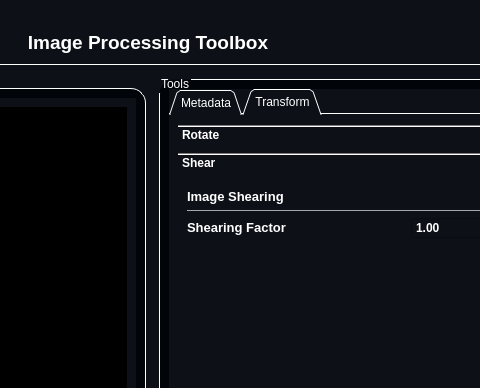
Qt form resources/MainWindow.ui (mo-gaafar/image-processing-toolbox) before a commit; both pictures show x 284 to 764 and y 0 to 388 of the 864 by 789 pixel window.
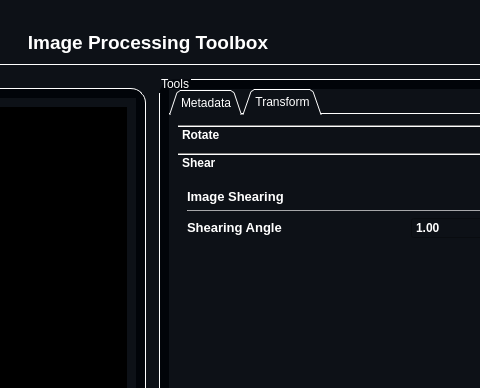
The same form after that commit. The open tabs and pages were chosen to show the change. Icons and pictures are not drawn.

Diff of the .ui file:
```diff
--- a/resources/MainWindow.ui
+++ b/resources/MainWindow.ui
@@ -745,8 +745,8 @@
                    <rect>
                     <x>0</x>
                     <y>0</y>
-                    <width>203</width>
-                    <height>419</height>
+                    <width>362</width>
+                    <height>422</height>
                    </rect>
                   </property>
                   <attribute name="label">
@@ -779,7 +779,7 @@
                    <item row="2" column="0">
                     <widget class="QLabel" name="label_16">
                      <property name="text">
-                      <string>&lt;html&gt;&lt;head/&gt;&lt;body&gt;&lt;p&gt;&lt;span style=&quot; font-size:10pt; font-weight:600;&quot;&gt;Shearing Factor&lt;/span&gt;&lt;/p&gt;&lt;/body&gt;&lt;/html&gt;</string>
+                      <string>&lt;html&gt;&lt;head/&gt;&lt;body&gt;&lt;p&gt;&lt;span style=&quot; font-size:10pt; font-weight:600;&quot;&gt;Shearing Angle&lt;/span&gt;&lt;/p&gt;&lt;/body&gt;&lt;/html&gt;</string>
                      </property>
                     </widget>
                    </item>
```
Left out of the diff: 10 changed lines with no effect on the pictures.
